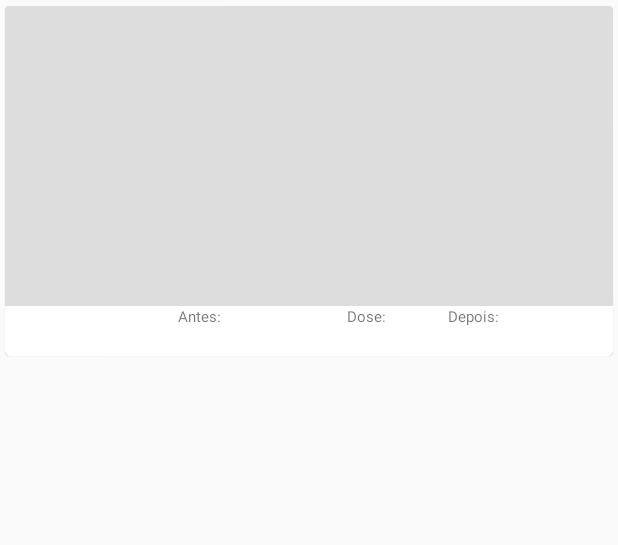
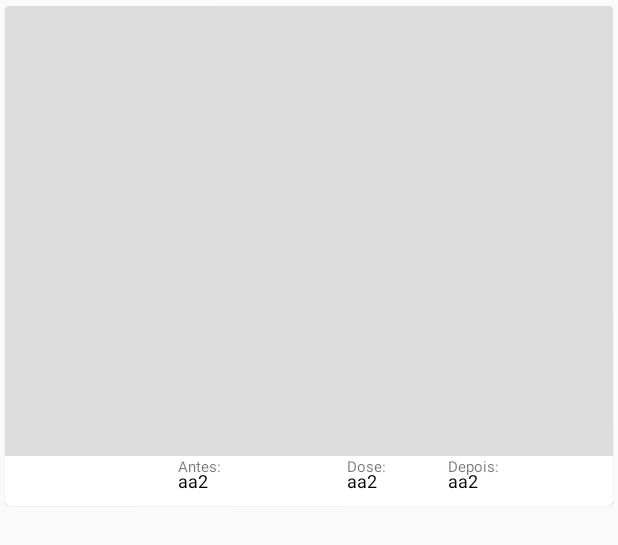
Before and after one commit to renatorosseti/diabetesControl, an Android app: the layout meal_item.xml on its own in the app's theme, with its tools: preview values and no code run, on a phone screen of 412 x 824 dp. Shown: the top 545 px of the screen. Run offline under Robolectric (Android 15) with nearby library versions, the phone set to English and light mode, and no system bars.

Commit message:
Refactor çayout adapter.

```diff
--- a/app/src/main/res/layout/meal_captured.xml
+++ b/app/src/main/res/layout/meal_captured.xml
@@ -26,7 +26,9 @@
             <LinearLayout
                 android:layout_width="0dp"
                 android:layout_height="wrap_content"
-                android:layout_weight="0.3"
+                android:layout_weight="0.25"
+                android:paddingLeft="1dp"
+                android:paddingTop="2dp"
                 android:orientation="vertical">
                 <RelativeLayout
                     android:layout_width="match_parent"
@@ -53,7 +55,7 @@
                 <RelativeLayout
                     android:layout_width="match_parent"
                     android:layout_height="0dp"
-                    android:layout_weight="0.6">
+                    android:layout_weight="1">
 
                     <com.weiwangcn.betterspinner.library.material.MaterialBetterSpinner
                         style="@style/SpinnerMeal"
--- a/app/src/main/res/layout/meal_item.xml
+++ b/app/src/main/res/layout/meal_item.xml
@@ -15,7 +15,7 @@
         <android.support.v7.widget.AppCompatImageView
             android:id="@+id/mealView"
             android:layout_width="match_parent"
-            android:layout_height="200dp"
+            android:layout_height="300dp"
             android:alwaysDrawnWithCache="true"
             android:background="@color/lighter_gray"
             android:scaleType="centerCrop" />
--- a/app/src/main/res/layout/meal_item_h.xml
+++ b/app/src/main/res/layout/meal_item_h.xml
@@ -22,7 +22,8 @@
             <LinearLayout
                 android:layout_width="0dp"
                 android:layout_height="200dp"
-                android:layout_weight="0.3"
+                android:layout_weight="0.25"
+                android:padding="2dp"
                 android:orientation="vertical">
                 <RelativeLayout
                     android:layout_width="match_parent"
--- a/app/src/main/res/values/styles.xml
+++ b/app/src/main/res/values/styles.xml
@@ -20,11 +20,10 @@
         <item name="android:layout_width">wrap_content</item>
         <item name="android:layout_height">wrap_content</item>
         <item name="android:textColor">#000000</item>
-        <item name="android:maxLines">2</item>
+        <item name="android:text">aa2</item>
         <item name="android:textSize">12sp</item>
-        <item name="android:layout_marginBottom">2sp</item>
-        <item name="android:layout_alignParentBottom">true</item>
-        <item name="android:layout_centerHorizontal">true</item>
+        <item name="android:layout_centerVertical">true</item>
+        <item name="android:layout_marginLeft">3dp</item>
     </style>
 
     <style name="InfoFont" >
@@ -41,7 +40,7 @@
     <style name="SpinnerMeal" >
         <item name="android:layout_width">match_parent</item>
         <item name="android:layout_height">wrap_content</item>
-        <item name="android:textSize">14sp</item>
+        <item name="android:textSize">11sp</item>
     </style>
 
     <style name="MyDialogTheme" parent="android:Theme.Dialog">
```
